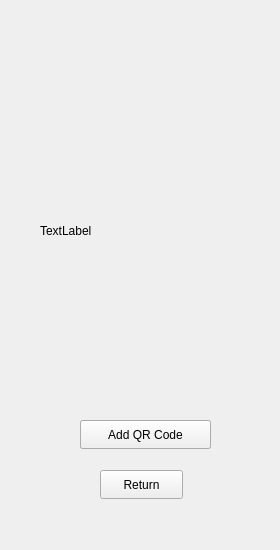
The window that mainwindow.ui (Zuprex/CS106-CovidApp) describes before a commit, drawn with Qt 5.
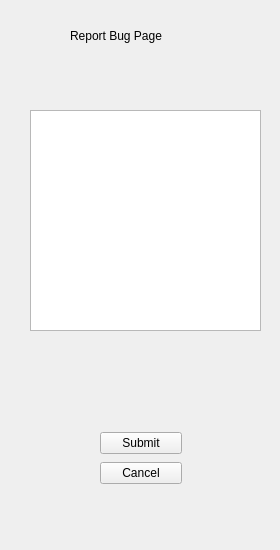
The same window after the commit.

The edit to the form file:
```diff
--- a/mainwindow.ui
+++ b/mainwindow.ui
@@ -50,7 +50,7 @@
     <bool>false</bool>
    </property>
    <property name="currentIndex">
-    <number>5</number>
+    <number>6</number>
    </property>
    <widget class="QWidget" name="LoginPage">
     <property name="sizePolicy">
@@ -751,6 +751,60 @@
      </property>
     </widget>
    </widget>
+   <widget class="QWidget" name="bugReportPage">
+    <widget class="QPlainTextEdit" name="bugPlainTextEdit">
+     <property name="geometry">
+      <rect>
+       <x>30</x>
+       <y>110</y>
+       <width>231</width>
+       <height>221</height>
+      </rect>
+     </property>
+    </widget>
+    <widget class="QLabel" name="label_15">
+     <property name="geometry">
+      <rect>
+       <x>70</x>
+       <y>20</y>
+       <width>141</width>
+       <height>31</height>
+      </rect>
+     </property>
+     <property name="styleSheet">
+      <string notr="true">font: 14pt &quot;Segoe UI&quot;;</string>
+     </property>
+     <property name="text">
+      <string>Report Bug Page</string>
+     </property>
+    </widget>
+    <widget class="QWidget" name="">
+     <property name="geometry">
+      <rect>
+       <x>100</x>
+       <y>430</y>
+       <width>82</width>
+       <height>56</height>
+      </rect>
+     </property>
+     <layout class="QVBoxLayout" name="verticalLayout_6">
+      <item>
+       <widget class="QPushButton" name="submitBugBttn">
+        <property name="text">
+         <string>Submit</string>
+        </property>
+       </widget>
+      </item>
+      <item>
+       <widget class="QPushButton" name="bugReturnBttn">
+        <property name="text">
+         <string>Cancel</string>
+        </property>
+       </widget>
+      </item>
+     </layout>
+    </widget>
+   </widget>
   </widget>
  </widget>
  <resources/>
```
Left out of the diff: 11 changed lines with no effect on the pictures.
